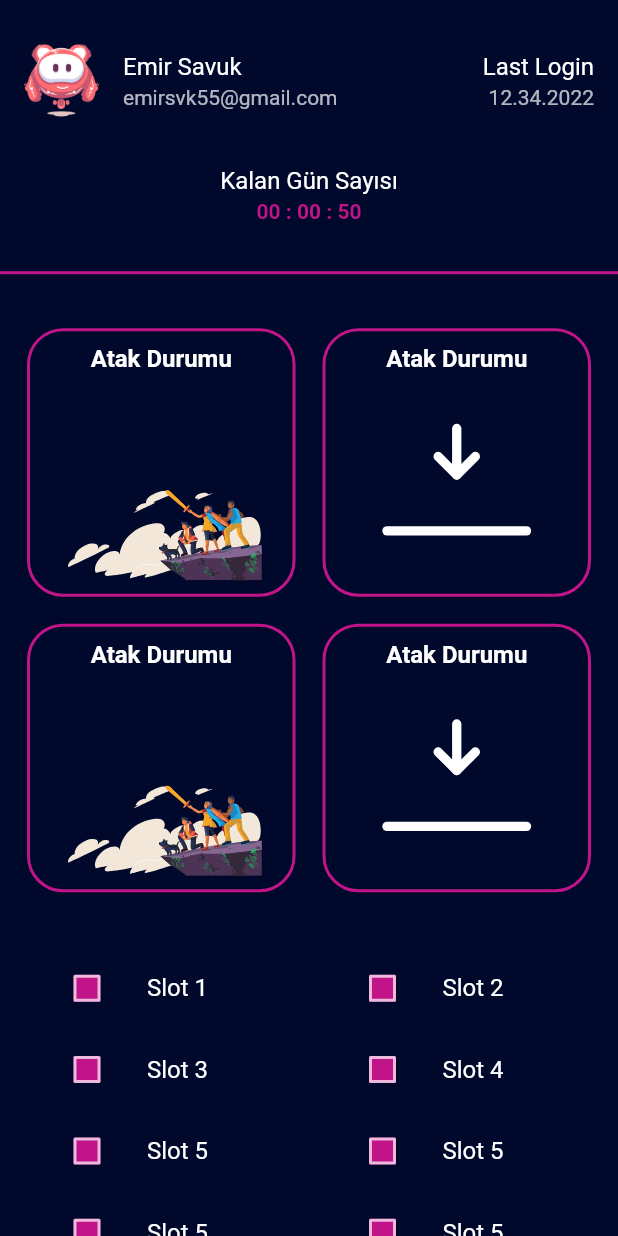
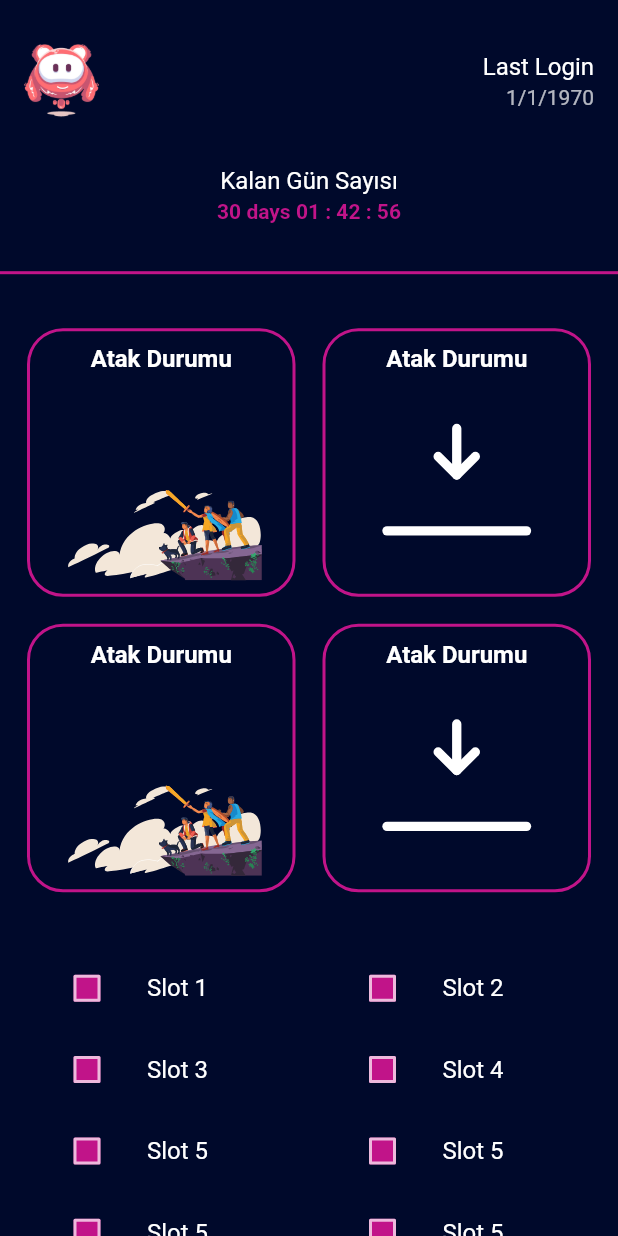
Before and after one commit to EmirSavukV2/FunnyMacroMobile, a Flutter app: the HomeScreen screen opened directly with empty values, on a phone screen of 412 x 824 dp. Run offline on Flutter 3.47's test engine with Material 2 defaults, Android fonts, the phone set to English and light mode, and no system bars; drawn by our look-alikes of flutter_countdown_timer; our stand-ins replace bloc, dio, flutter_bloc, flutter_native_splash, fluttertoast, lottie.

```diff
--- a/lib/Screen/Auth/Login/components/body.dart
+++ b/lib/Screen/Auth/Login/components/body.dart
@@ -22,7 +22,6 @@ class _BodyState extends State<Body> {
   final emailController = TextEditingController();
   final passwordController = TextEditingController();
   late LoginBloc _loginBloc;
-  CancelToken apiToken = CancelToken();
   @override
   void initState() {
     _loginBloc = BlocProvider.of<LoginBloc>(context);
@@ -97,9 +96,9 @@ class _BodyState extends State<Body> {
                       Expanded(
                         child: ElevatedButton(
                           onPressed: () => _loginBloc.add(Login(
-                              email: emailController.text,
-                              password: passwordController.text,
-                              apiToken: apiToken)),
+                            email: emailController.text,
+                            password: passwordController.text,
+                          )),
                           child: const Text("Giriş Yap"),
                         ),
                       ),
--- a/lib/Screen/Home/HomeScreen/components/body.dart
+++ b/lib/Screen/Home/HomeScreen/components/body.dart
@@ -1,11 +1,9 @@
-import 'package:flutter/material.dart';
-import 'package:flutter_countdown_timer/index.dart';
-import 'package:lottie/lottie.dart';
-
-import 'package:funny_macro/Constants/style.dart';
+part of '../home_screen.dart';
 
 class Body extends StatelessWidget {
-  const Body({Key? key}) : super(key: key);
+  final LoginModel userData;
+
+  const Body({Key? key, required this.userData}) : super(key: key);
   @override
   Widget build(BuildContext context) {
     List<Widget> macroFunctionButton = [
@@ -33,7 +31,8 @@ class Body extends StatelessWidget {
       ItemSlotTile(title: "Slot 5"),
       ItemSlotTile(title: "Slot 5"),
     ];
-    int endTime = DateTime.now().millisecondsSinceEpoch + 1000 * 50;
+    String remeningDay = '1658491976';
+    int endTime = int.parse(remeningDay) * 1000;
     bool _timerEnd = false;
     Size size = MediaQuery.of(context).size;
     return SafeArea(
@@ -47,7 +46,7 @@ class Body extends StatelessWidget {
               children: [
                 Container(
                   height: size.height * 0.2,
-                  decoration: BoxDecoration(
+                  decoration: const BoxDecoration(
                     border: Border(
                       bottom: BorderSide(
                         color: kPrimaryColor,
@@ -69,25 +68,27 @@ class Body extends StatelessWidget {
                                   child: Container(
                                     decoration: const BoxDecoration(
                                         borderRadius: BorderRadius.all(
-                                            const Radius.circular(14)),
+                                            Radius.circular(14)),
                                         image: DecorationImage(
                                             image: AssetImage(
                                                 "assets/images/funny_logo.png"))),
                                   ),
                                 ),
                               ),
-                              title: const Text("Emir Savuk"),
-                              subtitle: const Text("emirsvk55@gmail.com"),
+                              title: Text(userData.userName),
+                              subtitle: Text(userData.email),
                             ),
                           ),
-                          const Expanded(
+                          Expanded(
                             child: ListTile(
-                              title: Align(
+                              title: const Align(
                                   alignment: Alignment.centerRight,
                                   child: Text("Last Login")),
                               subtitle: Align(
                                   alignment: Alignment.centerRight,
-                                  child: const Text("12.34.2022")),
+                                  child: Text(DateFormat.yMd().format(
+                                      DateTime.fromMillisecondsSinceEpoch(
+                                          userData.lastLogin * 1000)))),
                             ),
                           )
                         ],
@@ -160,7 +161,13 @@ class Body extends StatelessWidget {
                   ),
                 ),
                 SizedBox(height: kDefaultPadding),
-                TextButton(onPressed: () {}, child: Text("Çıkış Yap"))
+                TextButton(
+                    onPressed: () {
+                      print(DateTime.fromMillisecondsSinceEpoch(
+                          (DateTime.now().millisecondsSinceEpoch +
+                              (1000 * 50))));
+                    },
+                    child: const Text("Çıkış Yap"))
               ],
             ),
           ),
@@ -206,7 +213,6 @@ class _MacroButtonState extends State<MacroButton>
       onTap: () {
         (_isActive) ? _controller.stop() : _controller.repeat();
         _isActive = !_isActive;
-
         onTap;
         setState(() {});
       },
--- a/lib/Screen/Home/HomeScreen/home_screen.dart
+++ b/lib/Screen/Home/HomeScreen/home_screen.dart
@@ -1,7 +1,12 @@
+library home_screen;
+
 import 'package:flutter/material.dart';
-
+import 'package:intl/intl.dart';
 import '../../../model/login_model.dart';
-import 'components/body.dart';
+import 'package:flutter_countdown_timer/index.dart';
+import 'package:lottie/lottie.dart';
+import 'package:funny_macro/Constants/style.dart';
+part './components/body.dart';
 
 class HomeScreen extends StatelessWidget {
   final LoginModel loginData;
@@ -10,7 +15,7 @@ class HomeScreen extends StatelessWidget {
   @override
   Widget build(BuildContext context) {
     return Scaffold(
-      body: Body(),
+      body: Body(userData: loginData),
     );
   }
 }
--- a/lib/apps/constant.dart
+++ b/lib/apps/constant.dart
@@ -1,11 +1,11 @@
-const int STATUS_OK = 200;
+const String STATUS_OK = "success";
 const int STATUS_BAD_REQUEST = 400;
 const int STATUS_NOT_AUTHORIZED = 403;
 const int STATUS_NOT_FOUND = 404;
 const int STATUS_INTERNAL_ERROR = 500;
 
 const String ERROR_OCCURED = 'Error occured, please try again later';
-const String GLOBAL_URL = 'https://ijtechnology.net/assets/images/api/devkit';
+const String GLOBAL_URL = 'https://funnymacro.com/api';
 //const String GLOBAL_URL = 'http://192.168.0.4/devkit/assets/images/';
 
 const String SERVER_URL = 'https://funnymacro.com/api';
--- a/lib/bloc/authentication/login/login_bloc.dart
+++ b/lib/bloc/authentication/login/login_bloc.dart
@@ -17,8 +17,10 @@ void _login(Login event, Emitter<LoginState> emit) async {
 
   emit(LoginWaiting());
   try {
-    List<LoginModel> data =
-        await _apiProvider.login(event.email, event.password, event.apiToken);
+    List<LoginModel> data = await _apiProvider.login(
+      event.email,
+      event.password,
+    );
     emit(LoginSuccess(loginData: data));
   } catch (ex) {
     if (ex != 'cancel') {
--- a/lib/bloc/authentication/login/login_event.dart
+++ b/lib/bloc/authentication/login/login_event.dart
@@ -6,6 +6,8 @@ abstract class LoginEvent {}
 class Login extends LoginEvent {
   final String email;
   final String password;
-  final apiToken;
-  Login({required this.email, required this.password, this.apiToken = "key"});
+  Login({
+    required this.email,
+    required this.password,
+  });
 }
--- a/pubspec.yaml
+++ b/pubspec.yaml
@@ -15,6 +15,7 @@ dependencies:
   cupertino_icons: ^1.0.2
   url_launcher: ^6.1.3
   lottie: ^1.3.0
+  intl: ^0.17.0
   flutter_countdown_timer: ^4.1.0
   dio: ^4.0.6
   bloc: ^8.0.3
```
Also changed, not shown: lib/main.dart (+16 -6 lines), lib/network/api_provider.dart (+13 -11 lines), pubspec.lock.
